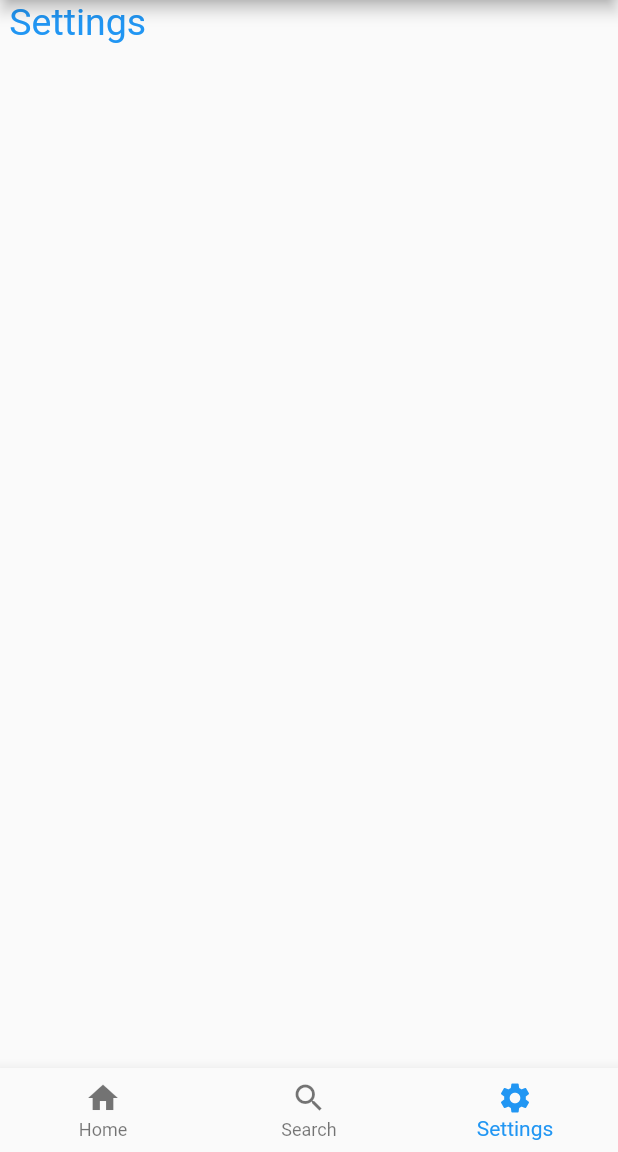
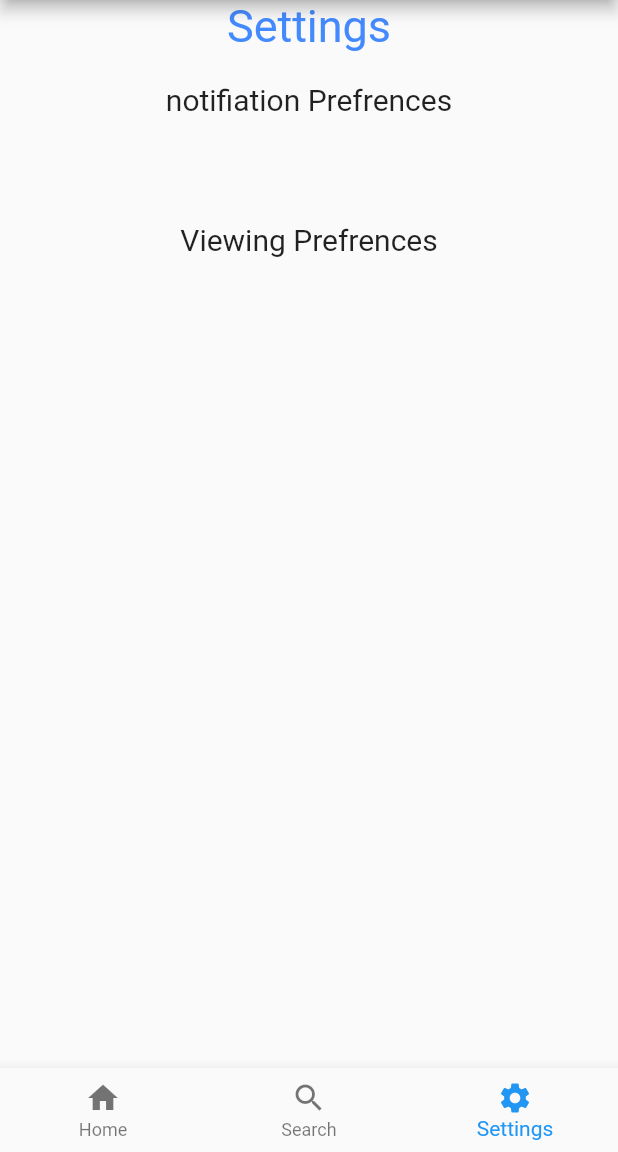
Before and after one commit to mateoavila/QuickStat, a Flutter app: the MyUserPage screen opened directly, item 3 of the bottom bar chosen, on a phone screen of 412 x 824 dp, the part 84-1236 px from its top. Run offline on Flutter 3.47's test engine with Material 2 defaults, Android fonts, the phone set to English and light mode, and no system bars.

Commit message:
new files added

```diff
--- a/lib/settings_screen.dart
+++ b/lib/settings_screen.dart
@@ -4,11 +4,25 @@ class SettingsScreen extends StatelessWidget{
   const SettingsScreen({Key? key}) : super(key: key);
   @override
   Widget build(BuildContext context) {
-    return const Scaffold(
-      body: Text(
-        ' Settings',
-        style: TextStyle(color: Colors.blue, fontSize: 25),
-      ),
+    return  Center(
+      child: Column(
+        crossAxisAlignment: CrossAxisAlignment.center,
+        mainAxisSize: MainAxisSize.max,
+        mainAxisAlignment: MainAxisAlignment.start,
+        children:  <Widget>[
+          Text('Settings',
+              style: TextStyle(fontSize: 30, color: Colors.blueAccent)
+          ),
+          SizedBox(height: 20.0,),
+          Text('notifiation Prefrences',
+              style: TextStyle(fontSize: 20,)
+          ),
+          SizedBox(height: 70.0,),
+          Text('Viewing Prefrences',
+              style: TextStyle(fontSize: 20,)
+          ),
+
+        ],),
     );
   }
 }
--- a/lib/signup_page.dart
+++ b/lib/signup_page.dart
@@ -1,4 +1,5 @@
 import 'package:flutter/material.dart';
+import 'login_page.dart';
 import 'main.dart';
 
 class MySignupPage extends StatefulWidget {
--- a/lib/user_view.dart
+++ b/lib/user_view.dart
@@ -17,7 +17,7 @@ class MyUserPage extends StatefulWidget {
 class _MyUserPageState extends State<MyUserPage> {
   int _selectedIndex = 0;
 
-  static const List<Widget> _widgetOptions = <Widget>[
+  List<Widget> _widgetOptions = <Widget>[
     //the HOME screen index 0
     HomeScreen(),
     //the SEARCH Screen index 1
```
Also changed, not shown: lib/home_screen.dart (+16 -2 lines), lib/main.dart (+2 -91 lines), lib/search_screen.dart (+34 -31 lines).
